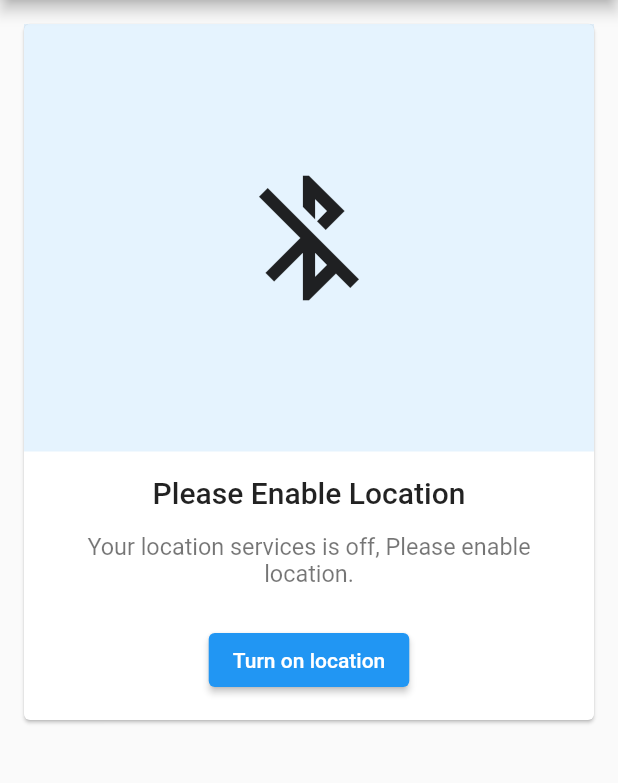
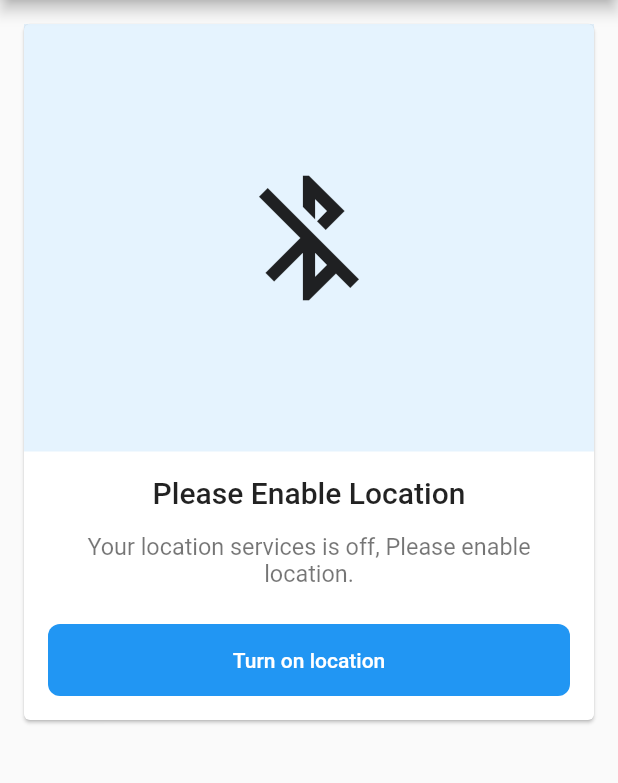
Before and after one commit to itsatifsiddiqui/location_provider_widget, a Flutter app: the screen it shows after launch, on a phone screen of 412 x 824 dp, the part 84-867 px from its top. Run offline on Flutter 3.47's test engine with Material 2 defaults, Android fonts, the phone set to English and light mode, and no system bars; our stand-ins replace flutter_hooks, geolocator, hooks_riverpod, permission_handler.

Commit message:
re-add primary button.

```diff
--- a/lib/src/location_provider_widget.dart
+++ b/lib/src/location_provider_widget.dart
@@ -4,6 +4,7 @@ import 'package:flutter_hooks/flutter_hooks.dart';
 import 'package:geolocator/geolocator.dart';
 import 'package:geolocator/geolocator.dart' as geolocator;
 import 'package:hooks_riverpod/hooks_riverpod.dart';
+import 'package:location_provider_widget/src/widgets/primary_button.dart';
 
 import 'location_provider.dart';
 import 'widgets/state_info_widget.dart';
@@ -102,11 +103,11 @@ class LocationProviderWidget extends HookConsumerWidget {
             }
 
             return error?.call(e) ??
-                ElevatedButton(
-                  onPressed: () {
+                PrimaryButton(
+                  onTap: () {
                     ref.invalidate(locationProvider);
                   },
-                  child: Text(e.toString()),
+                  text: e.toString(),
                 );
           },
         );
--- /dev/null
+++ b/lib/src/widgets/primary_button.dart
@@ -0,0 +1,78 @@
+import 'package:flutter/material.dart';
+
+class PrimaryButton extends StatelessWidget {
+  const PrimaryButton({
+    Key? key,
+    this.enabled = true,
+    this.isOutline = false,
+    this.text,
+    required this.onTap,
+    this.elevation = 0,
+    this.verticalPadding = 16,
+    this.width,
+    this.child,
+    this.color,
+    this.borderRadius = 8,
+    this.isLoading = false,
+  }) : super(key: key);
+  final bool enabled;
+  final bool isOutline;
+  final String? text;
+  final GestureTapCallback onTap;
+  final double elevation;
+  final double? width;
+  final double verticalPadding;
+  final Widget? child;
+  final Color? color;
+  final bool isLoading;
+  final double borderRadius;
+
+  @override
+  Widget build(BuildContext context) {
+    return MaterialButton(
+      elevation: elevation,
+      highlightElevation: elevation,
+      disabledColor: Colors.black54,
+      minWidth: width ?? double.infinity,
+      color:
+          color ?? ((isOutline || isLoading) ? Colors.transparent : Theme.of(context).primaryColor),
+      shape: RoundedRectangleBorder(
+        borderRadius: BorderRadius.circular(borderRadius),
+        side: (isOutline || isLoading)
+            ? BorderSide(width: 1.5, color: color ?? Theme.of(context).primaryColor)
+            : BorderSide(
+                color: color ?? (!enabled ? Colors.black54 : Colors.transparent),
+                width: enabled ? 1.5 : 0,
+              ),
+      ),
+      onPressed: isLoading
+          ? null
+          : enabled
+              ? onTap
+              : null,
+      child: isLoading
+          ? _buildLoader()
+          : child ??
+              Padding(
+                padding: EdgeInsets.symmetric(vertical: verticalPadding),
+                child: Text(
+                  text ?? '',
+                  style: const TextStyle(color: Colors.white),
+                ),
+              ),
+    );
+  }
+
+  Widget _buildLoader() {
+    return const Padding(
+      padding: EdgeInsets.symmetric(vertical: 12.0),
+      child: Center(
+        child: SizedBox(
+          width: 24,
+          height: 24,
+          child: CircularProgressIndicator(),
+        ),
+      ),
+    );
+  }
+}
--- a/lib/src/widgets/state_info_widget.dart
+++ b/lib/src/widgets/state_info_widget.dart
@@ -1,4 +1,5 @@
 import 'package:flutter/material.dart';
+import 'package:location_provider_widget/src/widgets/primary_button.dart';
 
 class StateInfoWidget extends StatelessWidget {
   final IconData? icon;
@@ -54,9 +55,9 @@ class StateInfoWidget extends StatelessWidget {
           ),
           Padding(
             padding: const EdgeInsets.all(16.0),
-            child: ElevatedButton(
-              onPressed: onTap,
-              child: Text(buttonText),
+            child: PrimaryButton(
+              onTap: onTap,
+              text: buttonText,
             ),
           ),
         ],
```
Also changed, not shown: 1 other file.
